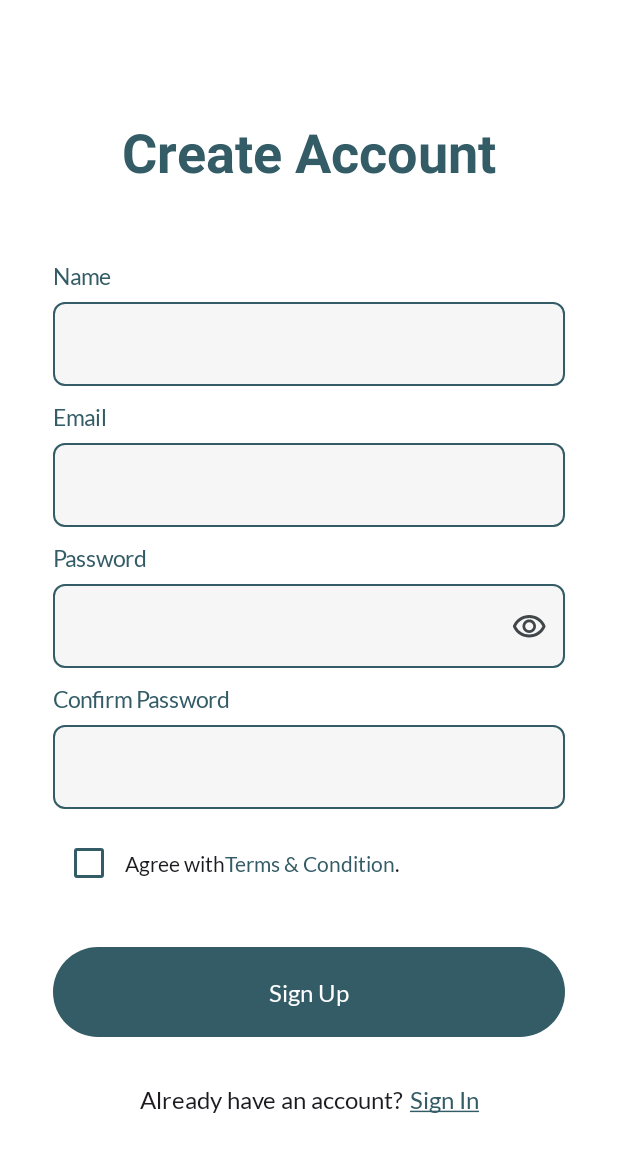
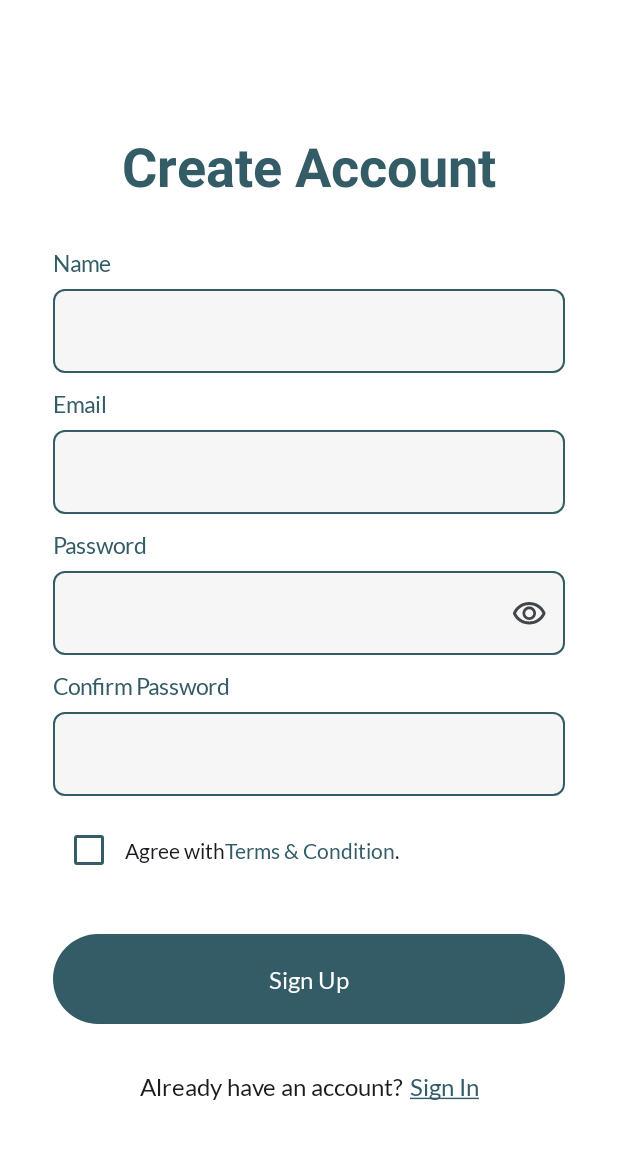
Before and after one commit to Gary0933/KotlinMultiplatformDemo, an Android app built with Jetpack Compose: the RegisterScreen screen opened through its navigation route, on a phone screen of 412 x 824 dp. Shown: the top 1152 px of the screen. Run offline under Robolectric (Android 15) with nearby library versions, the phone set to English and light mode, and no system bars; our stand-ins replace Compose Multiplatform resources; libraries missing offline, so code that uses them is left out: app.cash.sqldelight, com.blankj.utilcode, db.util.

Commit message:
update 2024-06-04

```diff
--- a/composeApp/src/commonMain/kotlin/ui/screen/login/register/RegisterScreen.kt
+++ b/composeApp/src/commonMain/kotlin/ui/screen/login/register/RegisterScreen.kt
@@ -11,7 +11,9 @@ import androidx.compose.foundation.layout.fillMaxSize
 import androidx.compose.foundation.layout.fillMaxWidth
 import androidx.compose.foundation.layout.height
 import androidx.compose.foundation.layout.padding
+import androidx.compose.foundation.rememberScrollState
 import androidx.compose.foundation.text.KeyboardOptions
+import androidx.compose.foundation.verticalScroll
 import androidx.compose.material3.Button
 import androidx.compose.material3.ButtonDefaults
 import androidx.compose.material3.Checkbox
@@ -90,7 +92,10 @@ fun RegisterScreen(
         showTopBar = false,
     ) {
         Column(
-            modifier = Modifier.fillMaxSize().padding(35.dp),
+            modifier = Modifier
+                .fillMaxSize()
+                .padding(horizontal = 35.dp)
+                .verticalScroll(rememberScrollState()), // 可以垂直滚动页面
             horizontalAlignment = Alignment.CenterHorizontally,
             verticalArrangement = Arrangement.Center
         ) {
@@ -101,7 +106,7 @@ fun RegisterScreen(
                 fontWeight = FontWeight.Bold,
                 color = PrimaryColor
             )
-            Spacer_50dp()
+            Spacer_32dp()
 
             // 填写部分
             Column(
```
Also changed, not shown: 1 other file.
